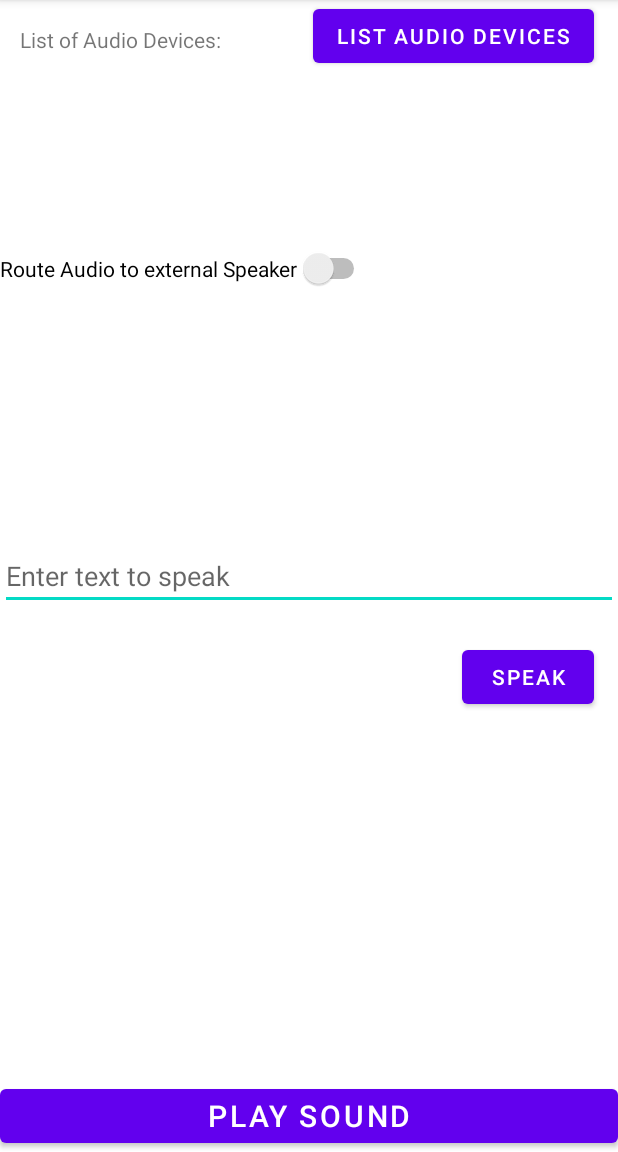
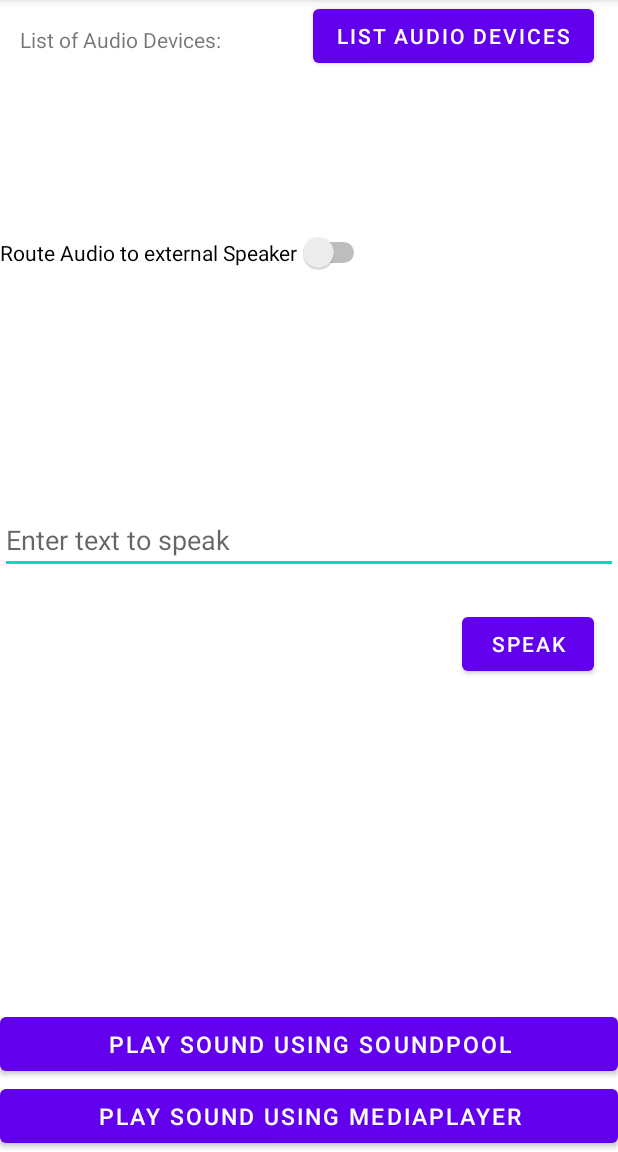
Before and after one commit to dipendra-silwal/AudioRouting, an Android app: the screen it shows after launch (MainActivity), on a phone screen of 412 x 824 dp, the part 84-1236 px from its top. Run offline under Robolectric (Android 15) with nearby library versions, the phone set to English and light mode, and no system bars.

Commit message:
-stop the TTS from playing when the app is put on the background -added function to play media using the media player

```diff
--- a/app/src/main/java/com/example/audiorouting/MainActivity.java
+++ b/app/src/main/java/com/example/audiorouting/MainActivity.java
@@ -1,4 +1,5 @@
 package com.example.audiorouting;
+import android.media.AudioAttributes;
 import android.media.AudioDeviceInfo;
 import android.media.AudioManager;
 import android.media.SoundPool;
@@ -10,6 +11,8 @@
 import android.widget.Switch;
 import android.widget.TextView;
 
+import android.media.MediaPlayer;
+
 import android.widget.EditText;
 import android.speech.tts.TextToSpeech;
 
@@ -18,14 +21,18 @@
 
 import androidx.appcompat.app.AppCompatActivity;
 
+import java.io.IOException;
 import java.util.Locale;
+
+import android.net.Uri;
 
 public class MainActivity extends AppCompatActivity implements TextToSpeech.OnInitListener{
     private static final String TAG = "AudioDevices";
 
     private SoundPool soundPool;
+    private MediaPlayer mediaPlayer;
     private int soundId;
-    private Button playButton;
+    private Button playButton, mediaPlayButton;
     private TextView audioOutputView;
 
     private Switch audioSwitch;
@@ -54,6 +61,7 @@
         audioOutputView = findViewById(R.id.audioOutputs);
         speakerListButton = findViewById(R.id.speakers_Button);
         playButton = findViewById(R.id.play_button);
+        mediaPlayButton = findViewById(R.id.play_Media);
         textInput = findViewById(R.id.text_input);
         speakButton = findViewById(R.id.speak_button);
 
@@ -64,14 +72,32 @@
 
         soundPool = new SoundPool(1, AudioManager.STREAM_MUSIC, 0);
         soundId = soundPool.load(this, R.raw.sound_file, 1);
+        //soundId2 = soundPool.load(this, R.raw.national_anthem, 1);
         textToSpeech = new TextToSpeech(this, this);
+
+        mediaPlayer = MediaPlayer.create(this, R.raw.national_anthem);
 
         playButton.setOnClickListener(new View.OnClickListener() {
             @Override
             public void onClick(View v) {
-
                 soundPool.play(soundId, 1.0f, 1.0f, 1, 0, 1.0f);
                 haltTextToSpeech();
+            }
+        });
+
+        mediaPlayButton.setOnClickListener(new View.OnClickListener() {
+            @Override
+            public void onClick(View v) {
+                /* TODO: play audio using Media Player */
+                haltTextToSpeech();
+                if (mediaPlayer.isPlaying()) {
+                    mediaPlayer.pause();
+                    mediaPlayButton.setText("PLAY SOUND USING MEDIA PLAYER");
+                } else {
+                    mediaPlayer.start();
+                    mediaPlayButton.setText("Pause");
+                }
+
             }
         });
 
@@ -138,6 +164,9 @@
         if (textToSpeech != null && textToSpeech.isSpeaking()) {
             textToSpeech.stop();
         }
+        if(mediaPlayer.isPlaying()){
+            mediaPlayer.pause();
+        }
     }
 
     private String getDeviceTypeString(int deviceType) {
@@ -190,4 +219,6 @@
         }
     }
 
+
+
 }
--- a/app/src/main/res/layout/activity_main.xml
+++ b/app/src/main/res/layout/activity_main.xml
@@ -19,14 +19,22 @@
         app:layout_constraintVertical_bias="0.022" />
 
     <Button
+        android:id="@+id/play_Media"
+        android:layout_width="match_parent"
+        android:layout_height="wrap_content"
+        android:text="Play Sound using MediaPlayer"
+        android:textSize="15sp"
+        app:layout_constraintBottom_toBottomOf="parent"
+        tools:layout_editor_absoluteX="-16dp" />
+
+    <Button
         android:id="@+id/play_button"
         android:layout_width="match_parent"
         android:layout_height="wrap_content"
-        android:text="Play Sound"
-        android:textSize="20sp"
-        app:layout_constraintBottom_toBottomOf="parent"
-        tools:layout_editor_absoluteX="34dp" />
-
+        android:text="Play Sound using SoundPool"
+        android:textSize="15sp"
+        app:layout_constraintBottom_toTopOf="@+id/play_Media"
+        tools:layout_editor_absoluteX="0dp" />
 
     <Switch
         android:id="@+id/audio_switch"
@@ -47,8 +55,8 @@
         android:layout_height="wrap_content"
         android:hint="Enter text to speak"
         app:layout_constraintBottom_toTopOf="@+id/play_button"
-        app:layout_constraintTop_toBottomOf="@+id/speakers_Button"
-        tools:layout_editor_absoluteX="0dp" />
+        app:layout_constraintEnd_toEndOf="parent"
+        app:layout_constraintTop_toBottomOf="@+id/speakers_Button" />
 
     <Button
         android:id="@+id/speak_button"
```
Also changed, not shown: 1 other file.
